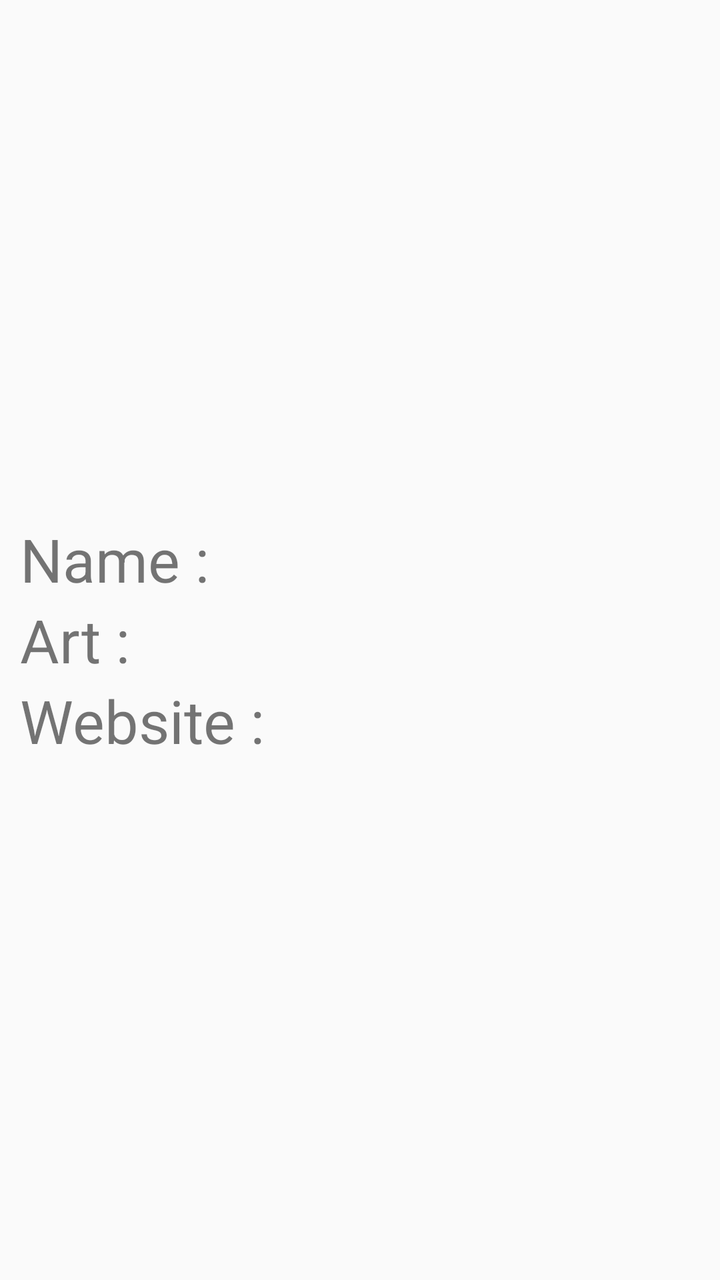
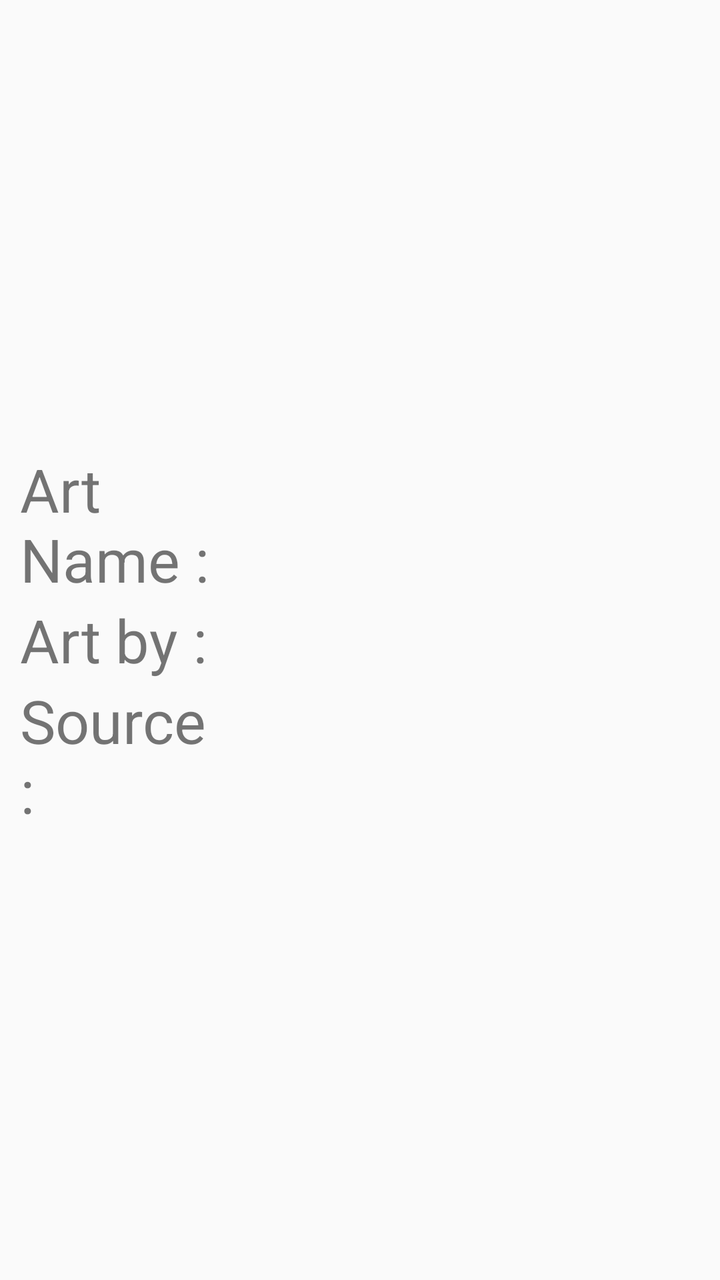

Before-and-after screenshots of an Android layout around one commit, followed by the original layout XML and the change that was made.
<!-- AndroidManifest.xml: application theme AppTheme -->
<!-- res/layout/activity_wall_info.xml -->
<?xml version="1.0" encoding="utf-8"?>
<RelativeLayout xmlns:android="http://schemas.android.com/apk/res/android"
    xmlns:app="http://schemas.android.com/apk/res-auto"
    xmlns:tools="http://schemas.android.com/tools"
    android:layout_width="match_parent"
    android:layout_height="match_parent"
    tools:context=".WallInfo">

    <LinearLayout
        android:layout_width="match_parent"
        android:layout_height="wrap_content"
        android:orientation="vertical"
        android:padding="10dp"
        android:layout_centerInParent="true">

        <LinearLayout
            android:layout_width="match_parent"
            android:layout_height="wrap_content"
            android:orientation="horizontal"
            android:weightSum="10">
            <TextView
                android:layout_width="0dp"
                android:layout_weight="3"
                android:layout_height="wrap_content"
                android:textSize="30sp"
                android:text="Name :"/>

            <TextView
                android:id="@+id/txtName"
                android:layout_width="0dp"
                android:layout_weight="7"
                android:layout_height="wrap_content"
                android:textSize="30sp" />

        </LinearLayout>



        <LinearLayout
            android:layout_width="match_parent"
            android:layout_height="wrap_content"
            android:orientation="horizontal"
            android:weightSum="10">
            <TextView
                android:layout_width="0dp"
                android:layout_weight="3"
                android:layout_height="wrap_content"
                android:textSize="30sp"
                android:text="Art :"/>

            <TextView
                android:id="@+id/txtArt"
                android:layout_width="0dp"
                android:layout_weight="7"
                android:layout_height="wrap_content"
                android:textSize="30sp" />

        </LinearLayout>

        <LinearLayout
            android:layout_width="match_parent"
            android:layout_height="wrap_content"
            android:orientation="horizontal"
            android:weightSum="10">
            <TextView
                android:id="@+id/txtHead"
                android:layout_width="0dp"
                android:layout_weight="4"
                android:layout_height="wrap_content"
                android:textSize="30sp"
                android:text="Website :"/>

            <TextView
                android:id="@+id/txtWebsite"
                android:layout_width="0dp"
                android:layout_weight="6"
                android:layout_height="wrap_content"
                android:textSize="30sp" />

        </LinearLayout>

    </LinearLayout>



</RelativeLayout>
<!-- resources referenced by this layout -->
<resources>
  <style name="AppTheme" parent="Theme.AppCompat.Light.DarkActionBar">
          
          <item name="colorPrimary">@color/colorPrimary</item>
          <item name="colorPrimaryDark">@color/colorPrimaryDark</item>
          <item name="colorAccent">@color/colorAccent</item>
      </style>
  <color name="colorPrimary">#008577</color>
  <color name="colorPrimaryDark">#00574B</color>
  <color name="colorAccent">#D81B60</color>
</resources>

<!-- the commit's change to res/layout/activity_wall_info.xml (unified diff, before → after) -->
@@ -19,14 +19,36 @@
             android:orientation="horizontal"
             android:weightSum="10">
             <TextView
+                android:id="@+id/txtHead"
+                android:layout_width="0dp"
+                android:layout_weight="4"
+                android:layout_height="wrap_content"
+                android:textSize="30sp"
+                android:text="Art Name :"/>
+
+            <TextView
+                android:id="@+id/txtArtName"
+                android:layout_width="0dp"
+                android:layout_weight="6"
+                android:layout_height="wrap_content"
+                android:textSize="30sp" />
+
+        </LinearLayout>
+
+        <LinearLayout
+            android:layout_width="match_parent"
+            android:layout_height="wrap_content"
+            android:orientation="horizontal"
+            android:weightSum="10">
+            <TextView
                 android:layout_width="0dp"
                 android:layout_weight="3"
                 android:layout_height="wrap_content"
                 android:textSize="30sp"
-                android:text="Name :"/>
+                android:text="Art by :"/>
 
             <TextView
-                android:id="@+id/txtName"
+                android:id="@+id/txtArtBy"
                 android:layout_width="0dp"
                 android:layout_weight="7"
                 android:layout_height="wrap_content"
@@ -46,10 +68,10 @@
                 android:layout_weight="3"
                 android:layout_height="wrap_content"
                 android:textSize="30sp"
-                android:text="Art :"/>
+                android:text="Source :"/>
 
             <TextView
-                android:id="@+id/txtArt"
+                android:id="@+id/txtSource"
                 android:layout_width="0dp"
                 android:layout_weight="7"
                 android:layout_height="wrap_content"
@@ -57,27 +79,7 @@
 
         </LinearLayout>
 
-        <LinearLayout
-            android:layout_width="match_parent"
-            android:layout_height="wrap_content"
-            android:orientation="horizontal"
-            android:weightSum="10">
-            <TextView
-                android:id="@+id/txtHead"
-                android:layout_width="0dp"
-                android:layout_weight="4"
-                android:layout_height="wrap_content"
-                android:textSize="30sp"
-                android:text="Website :"/>
 
-            <TextView
-                android:id="@+id/txtWebsite"
-                android:layout_width="0dp"
-                android:layout_weight="6"
-                android:layout_height="wrap_content"
-                android:textSize="30sp" />
-
-        </LinearLayout>
 
     </LinearLayout>
 
